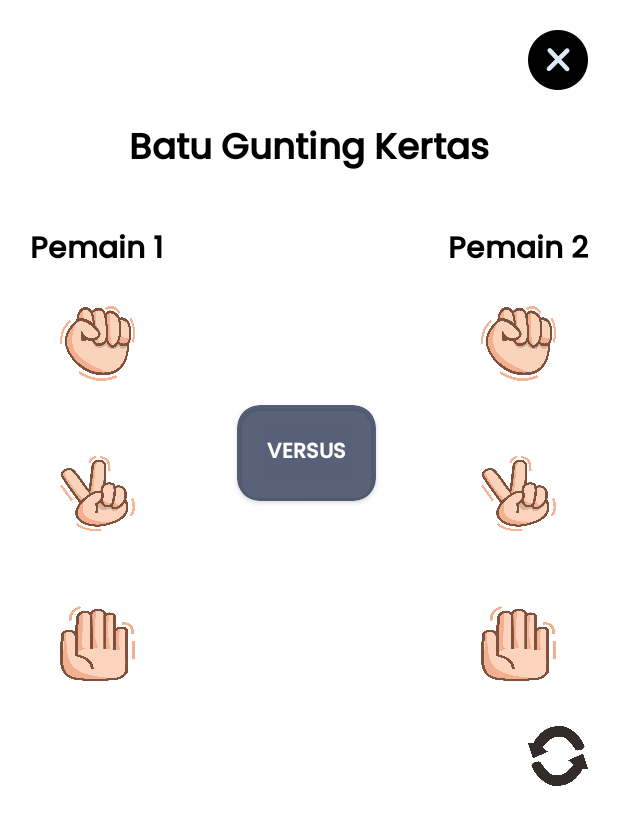
After one commit to amzesmoro/amzesmoro_android12_chp5, an Android app: the fragment PlayerWithPlayerFragment shown on its own in the app's theme, on a phone screen of 412 x 824 dp. The commit adds this screen. Shown: the top 825 px of the screen. Run offline under Robolectric (Android 15) with nearby library versions, the phone set to English and light mode, and no system bars.

Commit message:
add assets and add fragment

```diff
--- a/app/src/main/java/com/amzesmoro/cc_chp5/activity/MainActivity.kt
+++ b/app/src/main/java/com/amzesmoro/cc_chp5/activity/MainActivity.kt
@@ -4,6 +4,7 @@ import androidx.appcompat.app.AppCompatActivity
 import android.os.Bundle
 import android.widget.Toast
 import com.amzesmoro.cc_chp5.databinding.ActivityMainBinding
+import com.amzesmoro.cc_chp5.fragment.PlayerWithPlayerFragment
 
 class MainActivity : AppCompatActivity() {
     private lateinit var mainBinding: ActivityMainBinding
@@ -18,11 +19,19 @@ class MainActivity : AppCompatActivity() {
             tvUserVsCpu.text = "$username vs CPU"
             ibUserVsUser.setOnClickListener {
                 Toast.makeText(applicationContext, "Anda click user vs pemain", Toast.LENGTH_SHORT).show()
+                addPlayerWithPlayerFragment()
             }
             ibUserVsCpu.setOnClickListener {
                 Toast.makeText(applicationContext, "Anda click user vs cpu", Toast.LENGTH_SHORT).show()
             }
         }
+    }
 
+    private fun addPlayerWithPlayerFragment() {
+        val playerWithPlayerFragment = PlayerWithPlayerFragment()
+        val containerId = mainBinding.frameContainer.id
+        val fragmentTransaction = supportFragmentManager.beginTransaction()
+        fragmentTransaction.replace(containerId, playerWithPlayerFragment)
+        fragmentTransaction.commit()
     }
 }
--- /dev/null
+++ b/app/src/main/java/com/amzesmoro/cc_chp5/fragment/PlayerWithPlayerFragment.kt
@@ -0,0 +1,23 @@
+package com.amzesmoro.cc_chp5.fragment
+
+import android.os.Bundle
+import androidx.fragment.app.Fragment
+import android.view.LayoutInflater
+import android.view.View
+import android.view.ViewGroup
+import com.amzesmoro.cc_chp5.R
+
+class PlayerWithPlayerFragment : Fragment() {
+
+    override fun onCreate(savedInstanceState: Bundle?) {
+        super.onCreate(savedInstanceState)
+    }
+
+    override fun onCreateView(
+        inflater: LayoutInflater,
+        container: ViewGroup?,
+        savedInstanceState: Bundle?
+    ): View? {
+        return inflater.inflate(R.layout.fragment_player_with_player, container, false)
+    }
+}
--- a/app/src/main/res/layout/activity_main.xml
+++ b/app/src/main/res/layout/activity_main.xml
@@ -50,6 +50,17 @@
         app:layout_constraintTop_toBottomOf="@id/ib_user_vs_user"
         app:layout_constraintVertical_bias="0.02" />
 
+    <FrameLayout
+        android:id="@+id/frame_container"
+        android:layout_width="120dp"
+        android:layout_height="120dp"
+        android:visibility="gone"
+        app:layout_constraintStart_toStartOf="parent"
+        app:layout_constraintEnd_toEndOf="parent"
+        app:layout_constraintTop_toTopOf="parent"
+        app:layout_constraintBottom_toBottomOf="parent"
+        />
+
     <ImageButton
         android:id="@+id/ib_user_vs_cpu"
         android:layout_width="200dp"
@@ -63,7 +74,8 @@
         app:layout_constraintHorizontal_bias="0.5"
         app:layout_constraintStart_toStartOf="parent"
         app:layout_constraintTop_toBottomOf="@+id/tv_user_vs_user"
-        app:layout_constraintVertical_bias="0.02" />
+        app:layout_constraintVertical_bias="0.02"
+        android:contentDescription="User vs CPU" />
 
     <TextView
         android:id="@+id/tv_user_vs_cpu"
--- /dev/null
+++ b/app/src/main/res/layout/fragment_player_with_player.xml
@@ -0,0 +1,221 @@
+<ScrollView xmlns:android="http://schemas.android.com/apk/res/android"
+    xmlns:app="http://schemas.android.com/apk/res-auto"
+    xmlns:tools="http://schemas.android.com/tools"
+    android:layout_width="match_parent"
+    android:layout_height="match_parent"
+    tools:context=".fragment.PlayerWithPlayerFragment">
+
+    <androidx.constraintlayout.widget.ConstraintLayout
+        android:layout_width="match_parent"
+        android:layout_height="wrap_content"
+        android:padding="20dp">
+
+        <ImageButton
+            android:id="@+id/btn_close"
+            android:layout_width="40dp"
+            android:layout_height="40dp"
+            android:src="@drawable/close"
+            android:scaleType="fitXY"
+            android:background="@null"
+            android:contentDescription="Ini button close"
+            app:layout_constraintEnd_toEndOf="parent"
+            app:layout_constraintTop_toTopOf="parent"/>
+
+        <TextView
+            android:id="@+id/tv_game_title"
+            android:layout_width="match_parent"
+            android:layout_height="wrap_content"
+            android:fontFamily="@font/poppins_medium"
+            android:text="Batu Gunting Kertas"
+            android:textSize="24sp"
+            android:textStyle="bold"
+            android:textColor="@color/black"
+            android:gravity="center"
+            android:layout_marginTop="20dp"
+            app:layout_constraintEnd_toEndOf="parent"
+            app:layout_constraintStart_toStartOf="parent"
+            app:layout_constraintTop_toBottomOf="@id/btn_close" />
+
+        <androidx.constraintlayout.widget.ConstraintLayout
+            android:id="@+id/cl_player_one"
+            android:layout_width="wrap_content"
+            android:layout_height="match_parent"
+            android:layout_marginTop="30dp"
+            app:layout_constraintStart_toStartOf="parent"
+            app:layout_constraintTop_toBottomOf="@id/tv_game_title">
+
+            <TextView
+                android:id="@+id/tv_player1"
+                android:layout_width="wrap_content"
+                android:layout_height="wrap_content"
+                android:text="Pemain 1"
+                android:textSize="20sp"
+                android:textStyle="bold"
+                android:textColor="@color/black"
+                android:fontFamily="@font/poppins_medium"
+                app:layout_constraintStart_toStartOf="parent"
+                app:layout_constraintTop_toTopOf="parent"
+                app:layout_constraintEnd_toEndOf="parent"/>
+
+            <ImageButton
+                android:id="@+id/ib_rock"
+                android:layout_width="50dp"
+                android:layout_height="50dp"
+                android:src="@drawable/batu"
+                android:scaleType="fitXY"
+                android:background="@null"
+                android:contentDescription="Ini gambar batu"
+                android:layout_marginTop="20dp"
+                app:layout_constraintTop_toBottomOf="@id/tv_player1"
+                app:layout_constraintStart_toStartOf="parent"
+                app:layout_constraintEnd_toEndOf="parent"/>
+
+            <ImageButton
+                android:id="@+id/ib_scissor"
+                android:layout_width="50dp"
+                android:layout_height="50dp"
+                android:src="@drawable/gunting"
+                android:scaleType="fitXY"
+                android:background="@null"
+                android:adjustViewBounds="true"
+                android:layout_marginTop="50dp"
+                android:contentDescription="Ini gambar gunting"
+                app:layout_constraintTop_toBottomOf="@id/ib_rock"
+                app:layout_constraintStart_toStartOf="parent"
+                app:layout_constraintEnd_toEndOf="parent"/>
+
+            <ImageButton
+                android:id="@+id/ib_paper"
+                android:layout_width="50dp"
+                android:layout_height="50dp"
+                android:src="@drawable/kertas"
+                android:scaleType="fitXY"
+                android:background="@null"
+                android:adjustViewBounds="true"
+                android:layout_marginTop="50dp"
+                android:contentDescription="Ini gambar kertas"
+                app:layout_constraintTop_toBottomOf="@id/ib_scissor"
+                app:layout_constraintStart_toStartOf="parent"
+                app:layout_constraintEnd_toEndOf="parent"/>
+
+        </androidx.constraintlayout.widget.ConstraintLayout>
+
+        <androidx.cardview.widget.CardView
+            android:layout_width="wrap_content"
+            android:layout_height="wrap_content"
+            android:layout_marginStart="10dp"
+            android:layout_marginEnd="10dp"
+            app:cardBackgroundColor="#CE323D59"
+            app:cardCornerRadius="15dp"
+            android:layout_marginTop="30dp"
+            app:layout_constraintStart_toEndOf="@id/cl_player_one"
+            app:layout_constraintEnd_toStartOf="@id/cl_player_com"
+            app:layout_constraintBottom_toBottomOf="@id/cl_player_one"
+            app:layout_constraintTop_toBottomOf="@id/tv_game_title">
+
+            <androidx.constraintlayout.widget.ConstraintLayout
+                android:layout_width="match_parent"
+                android:layout_height="wrap_content"
+                android:padding="10dp">
+
+                <TextView
+                    android:id="@+id/tv_result"
+                    android:layout_width="match_parent"
+                    android:layout_height="wrap_content"
+                    android:text="VERSUS"
+                    android:maxLines="2"
+                    android:textSize="14sp"
+                    android:textStyle="bold"
+                    android:gravity="center"
+                    android:padding="10dp"
+                    android:textColor="@color/white"
+                    android:fontFamily="@font/poppins_medium"
+                    app:layout_constraintStart_toStartOf="parent"
+                    app:layout_constraintTop_toTopOf="parent"
+                    app:layout_constraintEnd_toEndOf="parent"
+                    app:layout_constraintBottom_toBottomOf="parent"/>
+
+            </androidx.constraintlayout.widget.ConstraintLayout>
+
+        </androidx.cardview.widget.CardView>
+
+        <androidx.constraintlayout.widget.ConstraintLayout
+            android:id="@+id/cl_player_com"
+            android:layout_width="wrap_content"
+            android:layout_height="match_parent"
+            android:layout_marginTop="30dp"
+            app:layout_constraintEnd_toEndOf="parent"
+            app:layout_constraintTop_toBottomOf="@id/tv_game_title">
+
+            <TextView
+                android:id="@+id/tv_player_com"
+                android:layout_width="wrap_content"
+                android:layout_height="wrap_content"
+                android:text="Pemain 2"
+                android:textSize="20sp"
+                android:textStyle="bold"
+                android:textColor="@color/black"
+                android:fontFamily="@font/poppins_medium"
+                app:layout_constraintStart_toStartOf="parent"
+                app:layout_constraintTop_toTopOf="parent"
+                app:layout_constraintEnd_toEndOf="parent"/>
+
+            <ImageButton
+                android:id="@+id/ib_rock_com"
+                android:layout_width="50dp"
+                android:layout_height="50dp"
+                android:src="@drawable/batu"
+                android:scaleType="fitXY"
+                android:background="@null"
+                android:contentDescription="Ini gambar batu"
+                android:layout_marginTop="20dp"
+                app:layout_constraintTop_toBottomOf="@id/tv_player_com"
+                app:layout_constraintStart_toStartOf="parent"
+                app:layout_constraintEnd_toEndOf="parent"/>
+
+            <ImageButton
+                android:id="@+id/ib_scissor_com"
+                android:layout_width="50dp"
+                android:layout_height="50dp"
+                android:src="@drawable/gunting"
+                android:scaleType="fitXY"
+                android:background="@null"
+                android:adjustViewBounds="true"
+                android:layout_marginTop="50dp"
+                android:contentDescription="Ini gambar gunting"
+                app:layout_constraintTop_toBottomOf="@id/ib_rock_com"
+                app:layout_constraintStart_toStartOf="parent"
+                app:layout_constraintEnd_toEndOf="parent"/>
+
+            <ImageButton
+                android:id="@+id/ib_paper_com"
+                android:layout_width="50dp"
+                android:layout_height="50dp"
+                android:src="@drawable/kertas"
+                android:scaleType="fitXY"
+                android:background="@null"
+                android:adjustViewBounds="true"
+                android:layout_marginTop="50dp"
+                android:contentDescription="Ini gambar kertas"
+                app:layout_constraintTop_toBottomOf="@id/ib_scissor_com"
+                app:layout_constraintStart_toStartOf="parent"
+                app:layout_constraintEnd_toEndOf="parent"/>
+
+        </androidx.constraintlayout.widget.ConstraintLayout>
+
+        <ImageButton
+            android:id="@+id/btn_reset"
+            android:layout_width="40dp"
+            android:layout_height="40dp"
+            android:src="@drawable/refresh"
+            android:scaleType="fitXY"
+            android:background="@null"
+            android:layout_marginTop="30dp"
+            android:contentDescription="Ini button reset"
+            app:layout_constraintEnd_toEndOf="parent"
+            app:layout_constraintTop_toBottomOf="@id/cl_player_com"
+            app:layout_constraintBottom_toBottomOf="parent"/>
+
+    </androidx.constraintlayout.widget.ConstraintLayout>
+
+</ScrollView>
```
Also changed, not shown: app/src/main/res/drawable-v24/close.png (added), app/src/main/res/drawable-xxxhdpi/batu.png (added), app/src/main/res/drawable-xxxhdpi/gunting.png (added), app/src/main/res/drawable-xxxhdpi/kertas.png (added), app/src/main/res/drawable-xxxhdpi/refresh.png (added).
